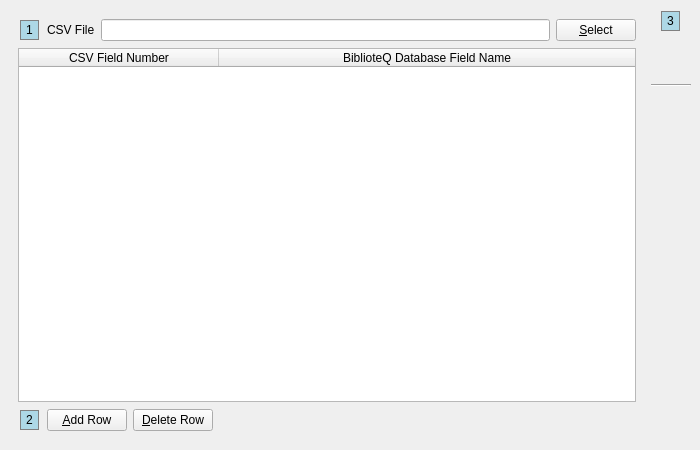
The window that UI/biblioteq_import.ui (textbrowser/biblioteq) describes before a commit, drawn with Qt 5.
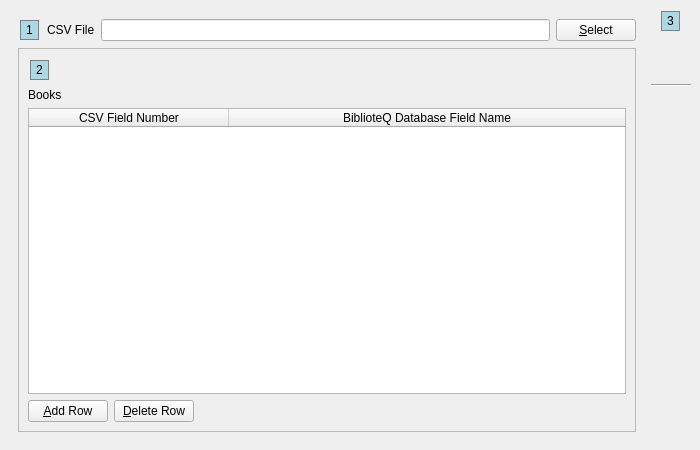
The same window after the commit. Icons and pictures are not drawn.

```diff
--- a/UI/biblioteq_import.ui
+++ b/UI/biblioteq_import.ui
@@ -69,6 +69,49 @@
         </layout>
        </item>
        <item>
+        <widget class="QScrollArea" name="scrollArea">
+         <property name="widgetResizable">
+          <bool>true</bool>
+         </property>
+         <widget class="QWidget" name="scrollAreaWidgetContents">
+          <property name="geometry">
+           <rect>
+            <x>0</x>
+            <y>0</y>
+            <width>620</width>
+            <height>378</height>
+           </rect>
+          </property>
+          <layout class="QVBoxLayout" name="verticalLayout_2">
+           <item>
+            <widget class="QLabel" name="label_106">
+             <property name="sizePolicy">
+              <sizepolicy hsizetype="Fixed" vsizetype="Fixed">
+               <horstretch>0</horstretch>
+               <verstretch>0</verstretch>
+              </sizepolicy>
+             </property>
+             <property name="styleSheet">
+              <string notr="true">QLabel {
+ border: 1px solid gray;
+ background-color: lightblue;
+ margin: 2px;
+ padding: 2px;
+ }</string>
+             </property>
+             <property name="text">
+              <string>2</string>
+             </property>
+            </widget>
+           </item>
+           <item>
+            <widget class="QLabel" name="label_2">
+             <property name="text">
+              <string>Books</string>
+             </property>
+            </widget>
+           </item>
+           <item>
         <widget class="QSplitter" name="splitter">
          <property name="orientation">
           <enum>Qt::Vertical</enum>
@@ -119,27 +162,6 @@
        </item>
        <item>
         <layout class="QHBoxLayout" name="horizontalLayout_3">
-         <item>
-          <widget class="QLabel" name="label_106">
-           <property name="sizePolicy">
-            <sizepolicy hsizetype="Fixed" vsizetype="Fixed">
-             <horstretch>0</horstretch>
-             <verstretch>0</verstretch>
-            </sizepolicy>
-           </property>
-           <property name="styleSheet">
-            <string notr="true">QLabel {
- border: 1px solid gray;
- background-color: lightblue;
- margin: 2px;
- padding: 2px;
- }</string>
-           </property>
-           <property name="text">
-            <string>2</string>
-           </property>
-          </widget>
-         </item>
          <item>
           <widget class="QPushButton" name="pushButton_2">
            <property name="text">
@@ -171,6 +193,10 @@
        </item>
       </layout>
      </widget>
+        </widget>
+       </item>
+      </layout>
+     </widget>
     </item>
     <item>
      <layout class="QVBoxLayout" name="_2">
```
Left out of the diff: 1 changed line with no effect on the pictures. Lines whose indentation alone changed are shown as unchanged.
